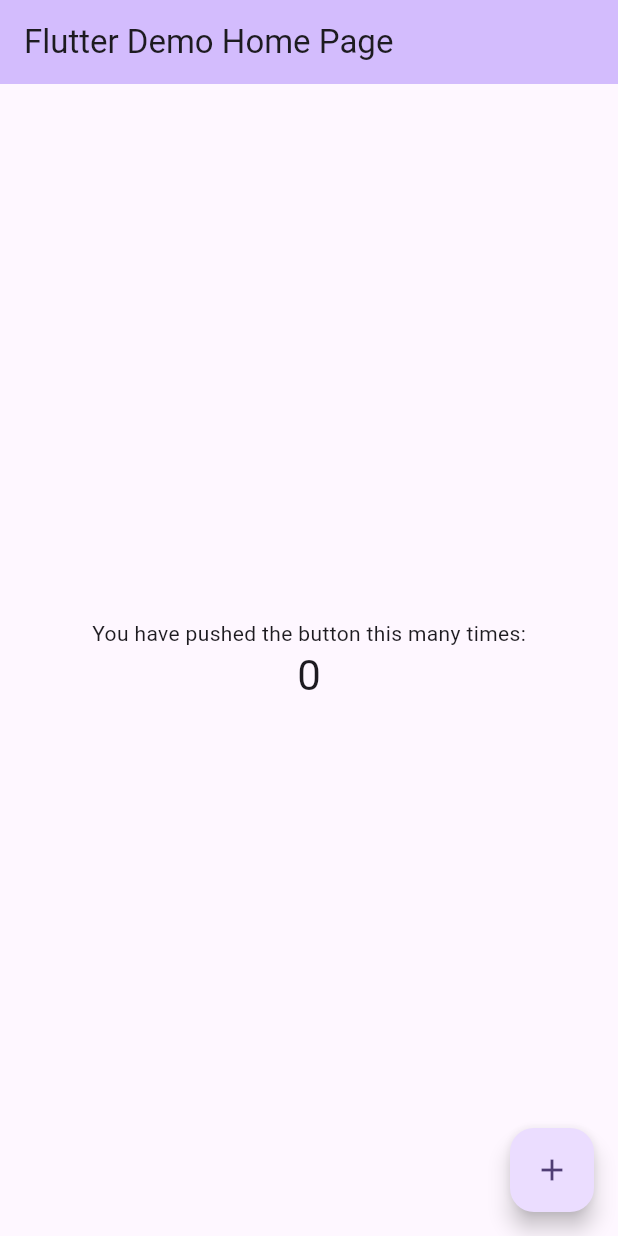
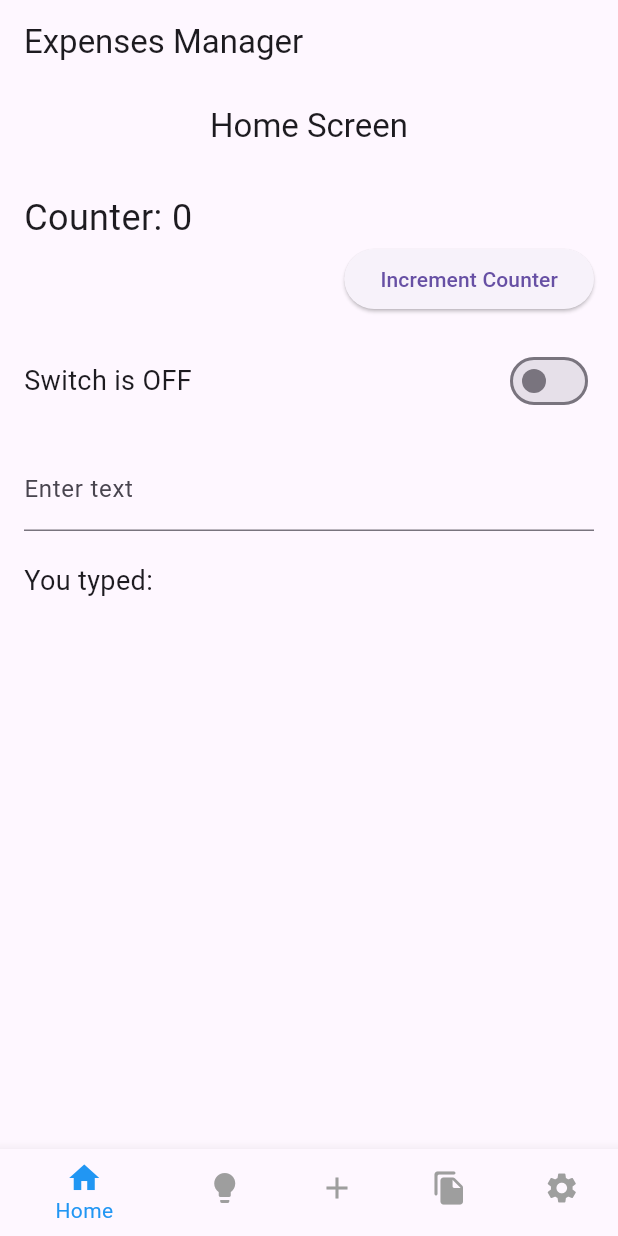
Before and after one commit to gilgoolon/expenses_manager, a Flutter app: the screen it shows after launch, on a phone screen of 412 x 824 dp. Run offline on Flutter 3.47's test engine with Material 3 defaults, Android fonts, the phone set to English and light mode, and no system bars.

Commit message:
implement main example pages files preparation

```diff
--- a/lib/main.dart
+++ b/lib/main.dart
@@ -1,125 +1,88 @@
+import 'package:expenses_manager/pages/home.dart';
+import 'package:expenses_manager/pages/insights.dart';
+import 'package:expenses_manager/pages/add.dart';
+import 'package:expenses_manager/pages/reports.dart';
+import 'package:expenses_manager/pages/settings.dart';
 import 'package:flutter/material.dart';
 
 void main() {
-  runApp(const MyApp());
+  runApp(ExpenseManagerApp());
 }
 
-class MyApp extends StatelessWidget {
-  const MyApp({super.key});
+class ExpenseManagerApp extends StatelessWidget {
+  const ExpenseManagerApp({super.key});
 
-  // This widget is the root of your application.
   @override
   Widget build(BuildContext context) {
     return MaterialApp(
-      title: 'Flutter Demo',
+      title: 'Expenses Manager',
       theme: ThemeData(
-        // This is the theme of your application.
-        //
-        // TRY THIS: Try running your application with "flutter run". You'll see
-        // the application has a purple toolbar. Then, without quitting the app,
-        // try changing the seedColor in the colorScheme below to Colors.green
-        // and then invoke "hot reload" (save your changes or press the "hot
-        // reload" button in a Flutter-supported IDE, or press "r" if you used
-        // the command line to start the app).
-        //
-        // Notice that the counter didn't reset back to zero; the application
-        // state is not lost during the reload. To reset the state, use hot
-        // restart instead.
-        //
-        // This works for code too, not just values: Most code changes can be
-        // tested with just a hot reload.
-        colorScheme: ColorScheme.fromSeed(seedColor: Colors.deepPurple),
-        useMaterial3: true,
+        primarySwatch: Colors.blue,
       ),
-      home: const MyHomePage(title: 'Flutter Demo Home Page'),
+      home: HomeScreen(),
     );
   }
 }
 
-class MyHomePage extends StatefulWidget {
-  const MyHomePage({super.key, required this.title});
-
-  // This widget is the home page of your application. It is stateful, meaning
-  // that it has a State object (defined below) that contains fields that affect
-  // how it looks.
-
-  // This class is the configuration for the state. It holds the values (in this
-  // case the title) provided by the parent (in this case the App widget) and
-  // used by the build method of the State. Fields in a Widget subclass are
-  // always marked "final".
-
-  final String title;
-
+class HomeScreen extends StatefulWidget {
   @override
-  State<MyHomePage> createState() => _MyHomePageState();
+  _HomeScreenState createState() => _HomeScreenState();
 }
 
-class _MyHomePageState extends State<MyHomePage> {
-  int _counter = 0;
+class _HomeScreenState extends State<HomeScreen> {
+  int _selectedIndex = 0;
 
-  void _incrementCounter() {
+  // List of pages (sections) for the app
+  final List<Widget> _pages = [
+    HomePage(),
+    InsightsPage(),
+    AddPage(),
+    ReportsPage(),
+    SettingsPage()
+  ];
+
+  // Update the selected index when a button is tapped
+  void _onItemTapped(int index) {
     setState(() {
-      // This call to setState tells the Flutter framework that something has
-      // changed in this State, which causes it to rerun the build method below
-      // so that the display can reflect the updated values. If we changed
-      // _counter without calling setState(), then the build method would not be
-      // called again, and so nothing would appear to happen.
-      _counter++;
+      _selectedIndex = index;
     });
   }
 
   @override
   Widget build(BuildContext context) {
-    // This method is rerun every time setState is called, for instance as done
-    // by the _incrementCounter method above.
-    //
-    // The Flutter framework has been optimized to make rerunning build methods
-    // fast, so that you can just rebuild anything that needs updating rather
-    // than having to individually change instances of widgets.
     return Scaffold(
       appBar: AppBar(
-        // TRY THIS: Try changing the color here to a specific color (to
-        // Colors.amber, perhaps?) and trigger a hot reload to see the AppBar
-        // change color while the other colors stay the same.
-        backgroundColor: Theme.of(context).colorScheme.inversePrimary,
-        // Here we take the value from the MyHomePage object that was created by
-        // the App.build method, and use it to set our appbar title.
-        title: Text(widget.title),
+        title: Text('Expenses Manager'),
       ),
-      body: Center(
-        // Center is a layout widget. It takes a single child and positions it
-        // in the middle of the parent.
-        child: Column(
-          // Column is also a layout widget. It takes a list of children and
-          // arranges them vertically. By default, it sizes itself to fit its
-          // children horizontally, and tries to be as tall as its parent.
-          //
-          // Column has various properties to control how it sizes itself and
-          // how it positions its children. Here we use mainAxisAlignment to
-          // center the children vertically; the main axis here is the vertical
-          // axis because Columns are vertical (the cross axis would be
-          // horizontal).
-          //
-          // TRY THIS: Invoke "debug painting" (choose the "Toggle Debug Paint"
-          // action in the IDE, or press "p" in the console), to see the
-          // wireframe for each widget.
-          mainAxisAlignment: MainAxisAlignment.center,
-          children: <Widget>[
-            const Text(
-              'You have pushed the button this many times:',
-            ),
-            Text(
-              '$_counter',
-              style: Theme.of(context).textTheme.headlineMedium,
-            ),
-          ],
-        ),
+      body: _pages[_selectedIndex], // Display the selected section
+      bottomNavigationBar: BottomNavigationBar(
+        items: const [
+          BottomNavigationBarItem(
+            icon: Icon(Icons.home),
+            label: 'Home',
+          ),
+          BottomNavigationBarItem(
+            icon: Icon(Icons.lightbulb),
+            label: 'Insights',
+          ),
+          BottomNavigationBarItem(
+            icon: Icon(Icons.add),
+            label: 'New',
+          ),
+          BottomNavigationBarItem(
+            icon: Icon(Icons.file_copy_rounded),
+            label: 'Reports',
+          ),
+          BottomNavigationBarItem(
+            icon: Icon(Icons.settings),
+            label: 'Settings',
+          ),
+        ],
+        currentIndex: _selectedIndex, // Highlight the selected button
+        selectedItemColor: Colors.blue, // Highlight color for the selected item
+        unselectedItemColor: Colors.grey, // Color for unselected items
+        onTap: _onItemTapped, // Handle button tap
       ),
-      floatingActionButton: FloatingActionButton(
-        onPressed: _incrementCounter,
-        tooltip: 'Increment',
-        child: const Icon(Icons.add),
-      ), // This trailing comma makes auto-formatting nicer for build methods.
     );
   }
 }
--- /dev/null
+++ b/lib/pages/home.dart
@@ -0,0 +1,90 @@
+import 'package:flutter/material.dart';
+
+class HomePage extends StatefulWidget {
+  const HomePage({super.key});
+
+  @override
+  _HomePageState createState() => _HomePageState();
+}
+
+class _HomePageState extends State<HomePage> {
+  int _counter = 0;
+  bool _isToggled = false;
+  String _inputText = '';
+
+  void _incrementCounter() {
+    setState(() {
+      _counter++;
+    });
+  }
+
+  void _toggleSwitch() {
+    setState(() {
+      _isToggled = !_isToggled;
+    });
+  }
+
+  void _updateText(String text) {
+    setState(() {
+      _inputText = text;
+    });
+  }
+
+  @override
+  Widget build(BuildContext context) {
+    return Scaffold(
+      appBar: AppBar(
+        title: Text('Home Screen'),
+        centerTitle: true,
+      ),
+      body: Padding(
+        padding: const EdgeInsets.all(16.0),
+        child: Column(
+          crossAxisAlignment: CrossAxisAlignment.start,
+          children: <Widget>[
+            Text(
+              'Counter: $_counter',
+              style: TextStyle(fontSize: 24),
+            ),
+            Align(
+              alignment: Alignment.centerRight,
+              child: ElevatedButton(
+                onPressed: _incrementCounter,
+                child: Text('Increment Counter'),
+              ),
+            ),
+            SizedBox(height: 20),
+            Row(
+              mainAxisAlignment: MainAxisAlignment.spaceBetween,
+              children: <Widget>[
+                Text(
+                  _isToggled ? 'Switch is ON' : 'Switch is OFF',
+                  style: TextStyle(fontSize: 18),
+                ),
+                Switch(
+                  value: _isToggled,
+                  onChanged: (value) {
+                    _toggleSwitch();
+                  },
+                ),
+              ],
+            ),
+            SizedBox(height: 20),
+            TextField(
+              onChanged: _updateText,
+              decoration: InputDecoration(labelText: 'Enter text'),
+            ),
+            SizedBox(height: 20),
+            Align(
+              alignment: Alignment.centerLeft,
+              child: Text(
+                'You typed: $_inputText',
+                style: TextStyle(fontSize: 18),
+              ),
+            ),
+          ],
+        ),
+      ),
+    );
+  }
+}
```
Also changed, not shown: lib/pages/add.dart (added, +20 -0 lines), lib/pages/insights.dart (added, +21 -0 lines), lib/pages/reports.dart (added, +21 -0 lines), lib/pages/settings.dart (added, +21 -0 lines).
